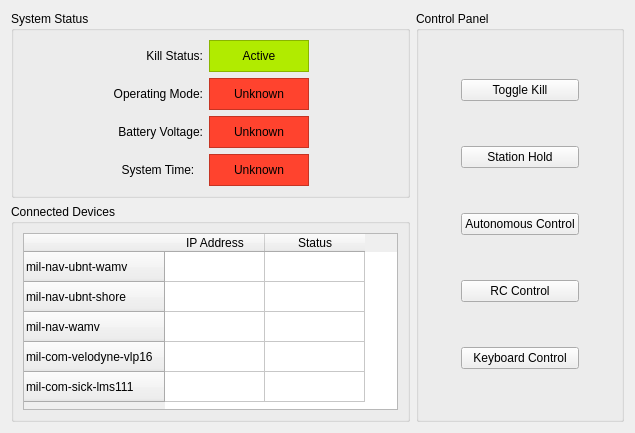
Above: utils/navigator_gui/resource/dashboard.ui from uf-mil/mil before the change. Below: the same form after it.
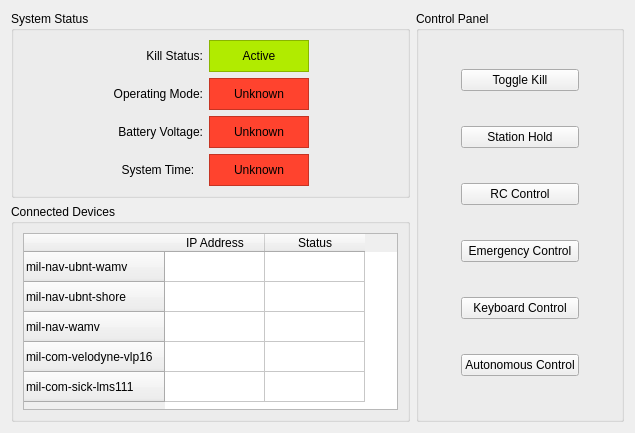
That is the form after the change.

Commit message: REMOTE: Adds the emergency controller to the dashboard, joystick, and keyboard

What changed in the file:
```diff
--- a/utils/navigator_gui/resource/dashboard.ui
+++ b/utils/navigator_gui/resource/dashboard.ui
@@ -346,35 +346,35 @@
         <string>Control Panel</string>
        </property>
        <layout class="QGridLayout" name="gridLayout_8">
-        <item row="0" column="1">
+        <item row="0" column="2">
          <widget class="QPushButton" name="toggle_kill_button">
           <property name="text">
            <string>Toggle Kill</string>
           </property>
          </widget>
         </item>
-        <item row="2" column="1">
+        <item row="2" column="2">
          <widget class="QPushButton" name="station_hold_button">
           <property name="text">
            <string>Station Hold</string>
           </property>
          </widget>
         </item>
-        <item row="4" column="1">
-         <widget class="QPushButton" name="rc_control_button">
-          <property name="text">
-           <string>RC Control</string>
-          </property>
-         </widget>
-        </item>
-        <item row="6" column="1">
+        <item row="6" column="2">
          <widget class="QPushButton" name="keyboard_control_button">
           <property name="text">
            <string>Keyboard Control</string>
           </property>
          </widget>
         </item>
-        <item row="3" column="1">
+        <item row="5" column="2">
+         <widget class="QPushButton" name="emergency_control_button">
+          <property name="text">
+           <string>Emergency Control</string>
+          </property>
+         </widget>
+        </item>
+        <item row="7" column="2">
          <widget class="QPushButton" name="autonomous_control_button">
           <property name="text">
            <string>Autonomous Control</string>
@@ -382,7 +382,14 @@
          </widget>
         </item>
         <item row="3" column="2">
-         <spacer name="horizontalSpacer">
+         <widget class="QPushButton" name="rc_control_button">
+          <property name="text">
+           <string>RC Control</string>
+          </property>
+         </widget>
+        </item>
+        <item row="0" column="0">
+         <spacer name="horizontalSpacer_2">
           <property name="orientation">
            <enum>Qt::Horizontal</enum>
           </property>
@@ -394,8 +401,8 @@
           </property>
          </spacer>
         </item>
-        <item row="3" column="0">
-         <spacer name="horizontalSpacer_2">
+        <item row="0" column="3">
+         <spacer name="horizontalSpacer">
           <property name="orientation">
            <enum>Qt::Horizontal</enum>
           </property>
```
The commit also changes 3 other files.
